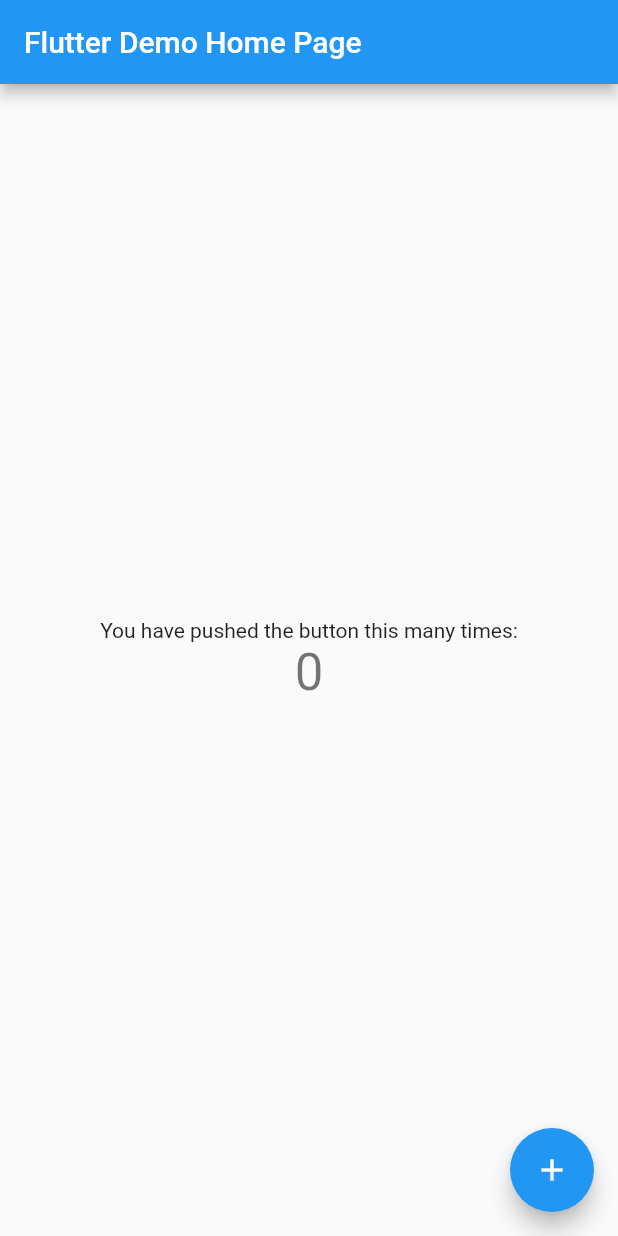
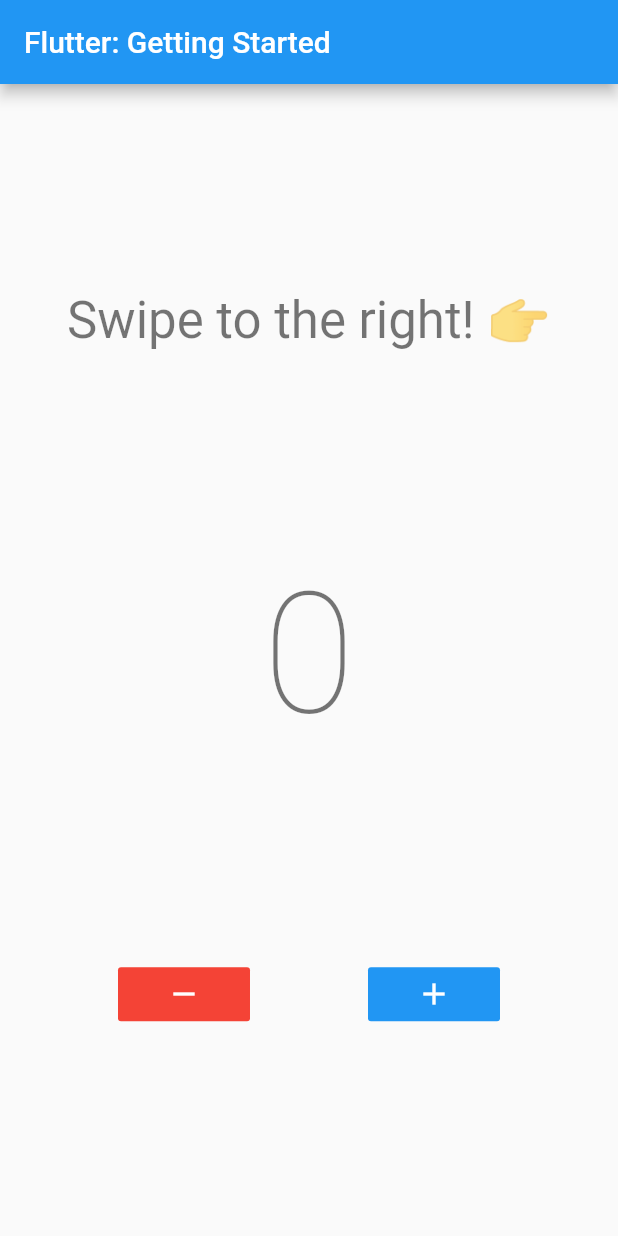
Before and after one commit to thomasindrias/tddc73, a Flutter app: the screen it shows after launch, on a phone screen of 412 x 824 dp. Run offline on Flutter 3.47's test engine with Material 2 defaults, Android fonts, the phone set to English and light mode, and no system bars; our stand-ins replace cached_network_image, flutter_dotenv, flutter_masked_text, font_awesome_flutter, google_fonts, graphql_flutter; missing offline and left inert: flutter_search_bar.

Commit message:
Getting started done!

```diff
--- a/mini-project/getting_started/lib/main.dart
+++ b/mini-project/getting_started/lib/main.dart
@@ -26,7 +26,7 @@ class MyApp extends StatelessWidget {
         // closer together (more dense) than on mobile platforms.
         visualDensity: VisualDensity.adaptivePlatformDensity,
       ),
-      home: MyHomePage(title: 'Flutter Demo Home Page'),
+      home: MyHomePage(title: 'Flutter: Getting Started'),
     );
   }
 }
@@ -51,6 +51,11 @@ class MyHomePage extends StatefulWidget {
 
 class _MyHomePageState extends State<MyHomePage> {
   int _counter = 0;
+  PageController _controller = PageController(
+    initialPage: 0,
+  );
+
+  List<Color> colors = [Colors.red, Colors.green, Colors.blue];
 
   void _incrementCounter() {
     setState(() {
@@ -61,6 +66,23 @@ class _MyHomePageState extends State<MyHomePage> {
       // called again, and so nothing would appear to happen.
       _counter++;
     });
+  }
+
+  void _reduceCounter() {
+    setState(() {
+      // This call to setState tells the Flutter framework that something has
+      // changed in this State, which causes it to rerun the build method below
+      // so that the display can reflect the updated values. If we changed
+      // _counter without calling setState(), then the build method would not be
+      // called again, and so nothing would appear to happen.
+      _counter--;
+    });
+  }
+
+  @override
+  void dispose() {
+    _controller.dispose();
+    super.dispose();
   }
 
   @override
@@ -77,7 +99,17 @@ class _MyHomePageState extends State<MyHomePage> {
           // the App.build method, and use it to set our appbar title.
           title: Text(widget.title),
         ),
-      body: Center(
+        body: PageView(
+          controller: _controller,
+          children: [
+            firstPage(),
+            secondPage(colors),
+          ],
+        ));
+  }
+
+  Widget firstPage() {
+    return Center(
       // Center is a layout widget. It takes a single child and positions it
       // in the middle of the parent.
       child: Column(
@@ -95,23 +127,47 @@ class _MyHomePageState extends State<MyHomePage> {
         // center the children vertically; the main axis here is the vertical
         // axis because Columns are vertical (the cross axis would be
         // horizontal).
-          mainAxisAlignment: MainAxisAlignment.center,
+        mainAxisAlignment: MainAxisAlignment.spaceEvenly,
         children: <Widget>[
           Text(
-              'You have pushed the button this many times:',
+            'Swipe to the right! 👉',
+            style: Theme.of(context).textTheme.headline4,
           ),
           Text(
             '$_counter',
-              style: Theme.of(context).textTheme.headline4,
+            style: Theme.of(context).textTheme.headline1,
           ),
+          Row(
+            mainAxisAlignment: MainAxisAlignment.spaceEvenly,
+            children: [
+              FlatButton(
+                child: Icon(Icons.remove, color: Colors.white),
+                color: Colors.red,
+                onPressed: _reduceCounter,
+              ),
+              FlatButton(
+                child: Icon(Icons.add, color: Colors.white),
+                color: Colors.blue,
+                onPressed: _incrementCounter,
+              )
+            ],
+          )
         ],
       ),
-      ),
-      floatingActionButton: FloatingActionButton(
-        onPressed: _incrementCounter,
-        tooltip: 'Increment',
-        child: Icon(Icons.add),
-      ), // This trailing comma makes auto-formatting nicer for build methods.
     );
   }
+
+  Widget secondPage(List<Color> colors) {
+    return ListView.builder(
+        itemCount: colors.length,
+        itemBuilder: (BuildContext ctxt, int index) {
+          return Padding(
+            padding: const EdgeInsets.all(8.0),
+            child: Container(
+              height: 200,
+              color: colors[index],
+            ),
+          );
+        });
   }
+}
```
Also changed, not shown: 3 other files. Lines whose indentation alone changed are shown as unchanged.
